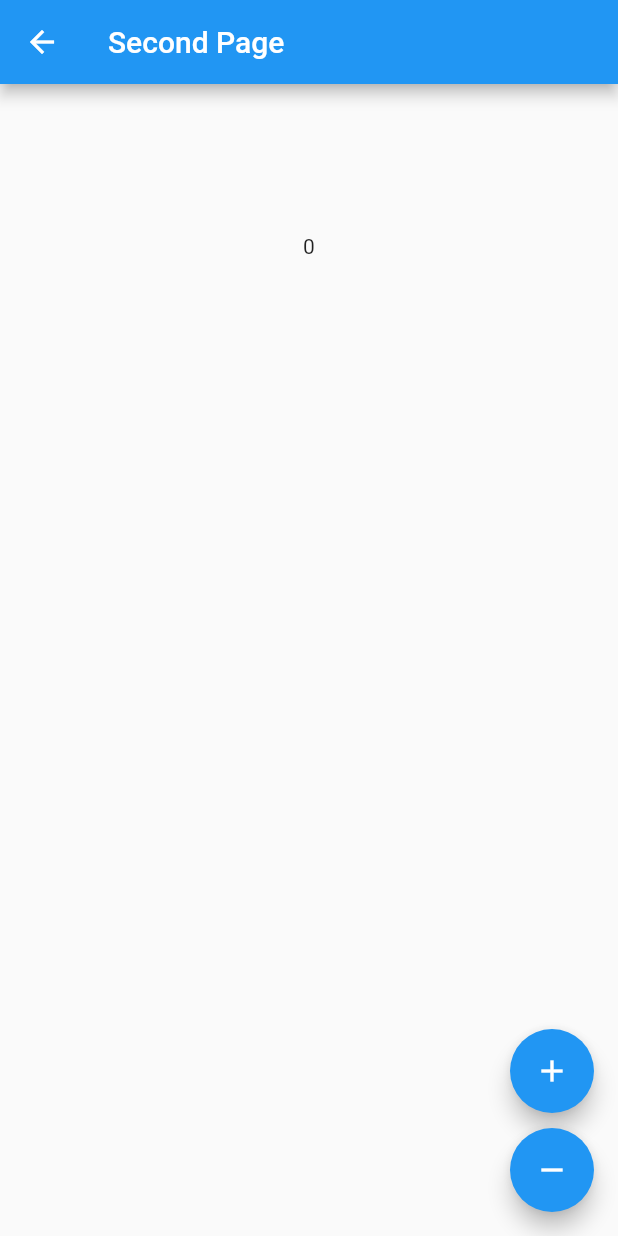
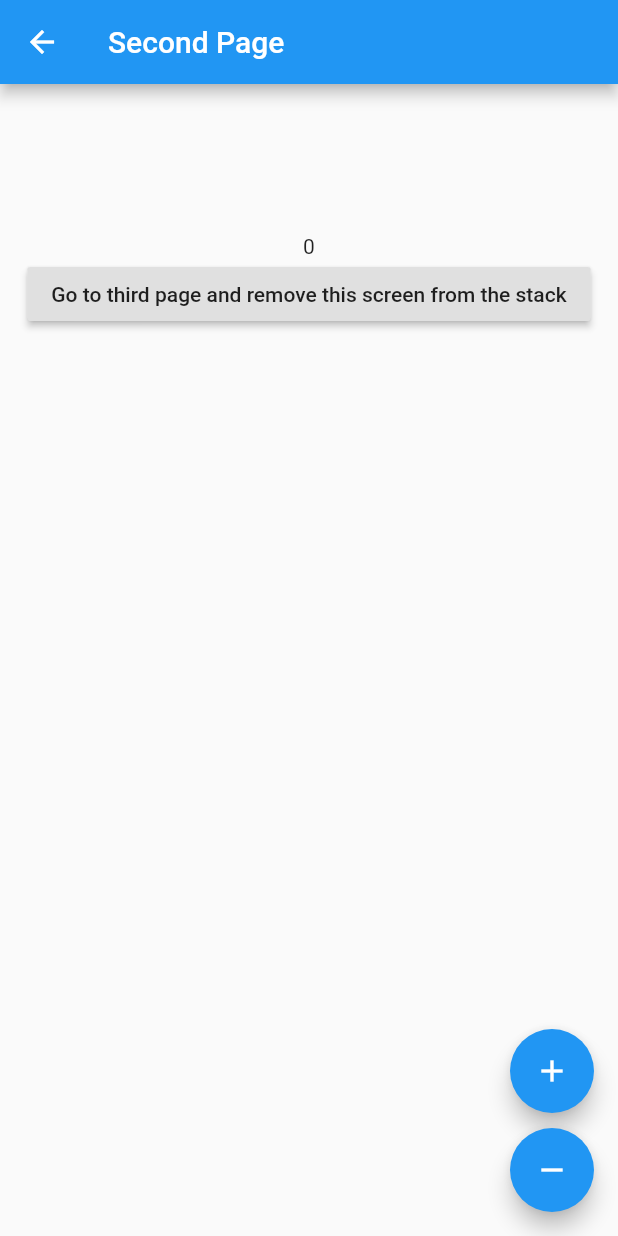
Before and after one commit to waletoyo1/flutter_getx_state_and_navigation, a Flutter app: the screen it shows after launch, after a tap on "Go to Second Page", on a phone screen of 412 x 824 dp. Run offline on Flutter 3.47's test engine with Material 2 defaults, Android fonts, the light colour scheme and no system bars; our stand-ins replace get.

Commit message:
second commit

```diff
--- a/lib/main.dart
+++ b/lib/main.dart
@@ -1,15 +1,11 @@
 import 'package:flutter/material.dart';
+import 'package:flutter_getx_state_and_navigation/screens/home.dart';
 import 'package:get/get.dart';
 
 void main() {
   runApp(MyApp());
 }
 
-class AppController extends GetxController{
-  var counter = 0.obs;
-  void increament()=> counter.value++;
-  void decreament ()=> counter.value--;
-}
 
 class MyApp extends StatelessWidget {
 
@@ -17,6 +13,7 @@
   @override
   Widget build(BuildContext context) {
     return GetMaterialApp(
+      defaultTransition: Transition.upToDown,
       title: 'Flutter Demo',
       theme: ThemeData(
 
@@ -26,86 +23,3 @@
     );
   }
 }
-
-
-
-class Home extends StatelessWidget {
-  final AppController myAppController = Get.put(AppController());
-  @override
-  Widget build(BuildContext context) {
-    return Scaffold(
-      appBar: AppBar(
-        title: Text('GetX'),
-      ),
-      body: Column(children: [
-
-        SizedBox(height: 100.0),
-
-       Center(
-         child: Obx(
-           ()=> Text('${myAppController.counter.value}')
-         ),
-       ),
-       RaisedButton(
-         onPressed: () => Get.to(SecondPage()),
-         child: Text('Go to Second Page'),
-
-       ),
-      ],
-
-      ),
-      floatingActionButton: Column(
-        mainAxisAlignment: MainAxisAlignment.end,
-
-        children: [
-        FloatingActionButton(
-
-          child: Icon(Icons.add),
-          heroTag: null,
-
-      onPressed: ()=>myAppController.increament(),),
-      SizedBox(
-        height: 10.0
-      ),
-
-      FloatingActionButton(child: Icon(Icons.remove),
-         heroTag: null,
-
-      onPressed: ()=>myAppController.decreament(),),
-      ],)
-    );
-
-  }
-}
-
-class SecondPage extends StatelessWidget {
-  final AppController myAppController = Get.find();
-  @override
-  Widget build(BuildContext context) {
-    return Scaffold(
-      appBar: AppBar(
-        title: Text('Second Page'),
-      ),
-      body: Column(children: [
-
-          SizedBox(height: 100.0),
-
-       Center(
-         child: Obx(
-           ()=> Text('${myAppController.counter.value}')
-         ),
-       ),
-
-      ],),
-      floatingActionButton: Column(
-        mainAxisAlignment: MainAxisAlignment.end,
-
-        children: [
-        FloatingActionButton(child: Icon(Icons.add),    heroTag: null, onPressed: () => myAppController.increament(),),
-        SizedBox(height: 10.0,),
-         FloatingActionButton(child: Icon(Icons.remove),    heroTag: null, onPressed: () => myAppController.decreament(),),
-
-      ],),
-    );
-  }
-}
--- a/lib/screens/secondpage.dart
+++ b/lib/screens/secondpage.dart
@@ -22,8 +22,10 @@
        ),
 
        RaisedButton(
-        //  onPressed: () => Get.off(ThirdPage()),
-        onPressed: (){},
+         onPressed: () => Get.off(ThirdPage(
+
+         )),
+
          child: Text('Go to third page and remove this screen from the stack'),
        )
 
```
Also changed, not shown: lib/screens/home.dart (+39 -0 lines).
